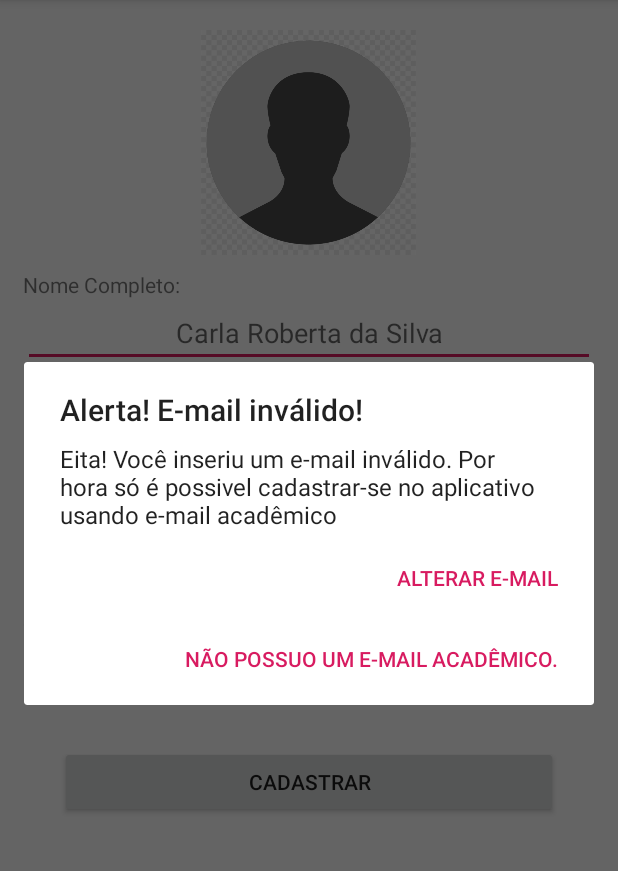
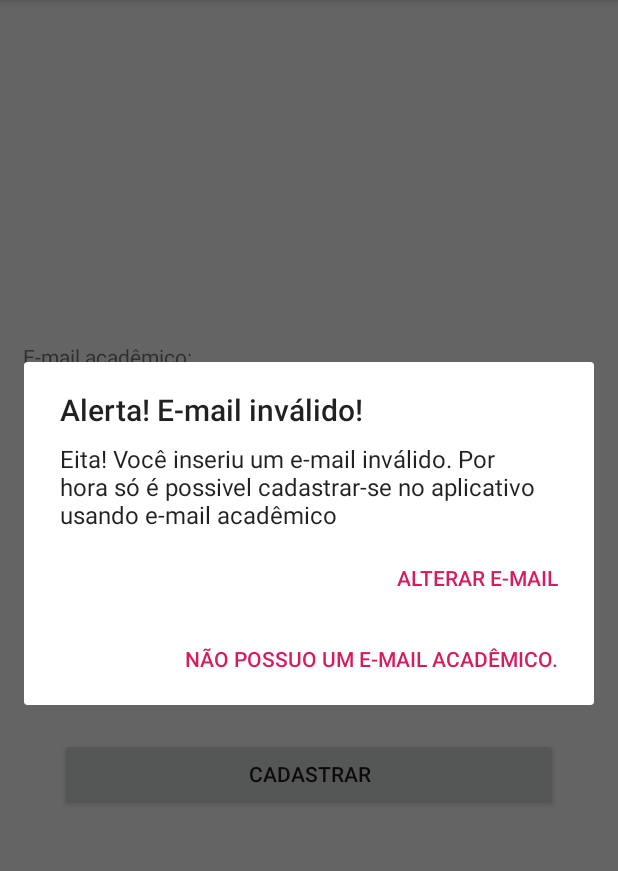
Before and after one commit to claramiranda/MoraCmg, an Android app: the CadastroActivity screen opened directly, with no data from a screen before it, after a tap on "CADASTRAR", on a phone screen of 412 x 824 dp, the part 84-955 px from its top. Run offline under Robolectric (Android 15) with nearby library versions, the light colour scheme and no system bars; our stand-ins replace CircleImageView, Firebase (no records; nobody signed in at launch, a user with empty details on screens opened directly); 1 statement that could not run was skipped.

Commit message:
Inserindo confirmação de email

```diff
--- a/app/src/main/java/br/unicamp/ft/c155041/moracmg/CadastroActivity.java
+++ b/app/src/main/java/br/unicamp/ft/c155041/moracmg/CadastroActivity.java
@@ -2,22 +2,15 @@ package br.unicamp.ft.c155041.moracmg;
 
 import androidx.annotation.NonNull;
 import androidx.appcompat.app.AppCompatActivity;
-import androidx.core.graphics.drawable.RoundedBitmapDrawableFactory;
 
-import android.app.Activity;
 import android.app.AlertDialog;
 import android.content.DialogInterface;
 import android.content.Intent;
 import android.graphics.Bitmap;
 import android.graphics.BitmapFactory;
-import android.graphics.drawable.BitmapDrawable;
-import android.graphics.drawable.Drawable;
-import android.net.Uri;
 import android.os.Bundle;
-import android.provider.MediaStore;
 import android.util.Log;
 import android.view.View;
-import android.widget.ArrayAdapter;
 import android.widget.Button;
 import android.widget.EditText;
 import android.widget.ImageView;
@@ -31,29 +24,20 @@ import com.google.android.gms.tasks.Task;
 import com.google.firebase.auth.AuthResult;
 import com.google.firebase.auth.FirebaseAuth;
 import com.google.firebase.auth.FirebaseUser;
-import com.google.firebase.database.DatabaseReference;
-import com.google.firebase.database.FirebaseDatabase;
-import com.google.firebase.firestore.DocumentReference;
 import com.google.firebase.firestore.FirebaseFirestore;
 
 import java.io.FileNotFoundException;
-import java.io.IOException;
 import java.io.InputStream;
 import java.util.HashMap;
 import java.util.Map;
 
-import static android.provider.MediaStore.Images.Media.EXTERNAL_CONTENT_URI;
-
 public class CadastroActivity extends AppCompatActivity {
 
     public final static String TAG = "CadastroActivity";
-    //public static final int RESULT_LOAD_IMAGE = 1;
 
     private EditText edTxtNome;
     private EditText edTxtEmail;
     private EditText edTxtSenha;
-            Spinner spinner;
-            ImageView imageButton;
     private Button btnCadastrar;
     private Usuario user;
     private AlertDialog.Builder builder;
@@ -67,14 +51,13 @@ public class CadastroActivity extends AppCompatActivity {
     @Override
     protected void onCreate(Bundle savedInstanceState) {
         super.onCreate(savedInstanceState);
-        setContentView(R.layout.fragment_cadastro);
+        setContentView(R.layout.activity_cadastro);
 
         edTxtNome = findViewById(R.id.edTxtNomeCadastro);
         edTxtEmail = findViewById(R.id.edTxtEmailCadastro);
         edTxtSenha = findViewById(R.id.edTxtSenhaCadastro);
         btnCadastrar = findViewById(R.id.btnCadastrarUsuario);
-        spinner = findViewById(R.id.spinnerCursos);
-        imageButton = findViewById(R.id.imageButton);
+        //spinner = findViewById(R.id.spinnerCursos);
 
         //dialog initialization
         builder = new AlertDialog.Builder(this);
@@ -91,35 +74,24 @@ public class CadastroActivity extends AppCompatActivity {
         updateUI(currentUser);
     }
 
-    //TODO implementar crop da imagem
-    @Override
-    public void onActivityResult(int requestCode, int resultCode, Intent data) {
-        if(resultCode == RESULT_OK && requestCode == 1){
-            try {
-                InputStream inputStream = getContentResolver().openInputStream(data.getData());
-                Bitmap bitmap = BitmapFactory.decodeStream(inputStream);
-                imageButton.setImageBitmap(bitmap);
-
-            } catch (FileNotFoundException e) {
-                e.printStackTrace();
-                Log.e("TAG", "Some exception " + e);
-            }
-
-        }
-
-
-    }
 
     /*Métodos Firebase*/
     public void  updateUI(FirebaseUser account){
         if(account != null){
+
             printLog("updateUI:successfull");
+            printToast("Por favor faça login para continuar.");
 
             startActivity(new Intent(this,LoginActivity.class));
+
+            FirebaseAuth.getInstance().signOut();
+            Log.d(TAG,"FirebaseAuth:signOut");
+
+
             finish();
         }else {
             printLog("updateUI:failure");
-            printToast("Erro ao cadastrar usuário.");
+            printToast("Erro ao criar cadastro.");
         }
     }
 
@@ -153,7 +125,6 @@ public class CadastroActivity extends AppCompatActivity {
                 });
     }
 
-    //TODO aqui era uma boa colocar as funções de salvar o usuário no banco sepa ein
     public void createAccount(){
         mAuth.createUserWithEmailAndPassword(this.user.getEmail(), this.user.getSenha())
                 .addOnCompleteListener(this, new OnCompleteListener<AuthResult>() {
@@ -162,11 +133,16 @@ public class CadastroActivity extends AppCompatActivity {
                         if (task.isSuccessful()) {
                             // Sign in success, update UI with the signed-in user's information
                             Log.d(TAG, "createUserWithEmail:success");
+
                             FirebaseUser user = mAuth.getCurrentUser();
+
+                            user.sendEmailVerification();
+
                             updateUI(user);
 
+
                             //funçao salvar usuario no db
-                            addUserOnDatabase();
+                            //addUserOnDatabase();
                         } else {
                             // If sign in fails, display a message to the user.
                             Log.w(TAG, "createUserWithEmail:failure", task.getException());
@@ -183,26 +159,14 @@ public class CadastroActivity extends AppCompatActivity {
     /*Métodos da Classe*/
 
 
-    //TODO implementar metodo ler foto
-    public void selecionarFotoUsuario(View view){
-        printLog("onClick:selecionarFotoUsuario");
-        printToast("onClick:selecionarFotoUsuario");
-
-
-        Intent intent = new Intent(Intent.ACTION_PICK);
-        intent.setType("image/*");
-        startActivityForResult(Intent.createChooser(intent, "Escolha uma foto"),1);
-
-    }
-
     public void onClickCadastrarUsuario(View view){
 
         printLog("onClick:onClickCadastrarUsuario");
 
-        user = new Usuario(edTxtNome.getText().toString(),
+        user = new Usuario(
                 edTxtEmail.getText().toString(),
-                edTxtSenha.getText().toString(),
-                spinner.getSelectedItem().toString());
+                edTxtSenha.getText().toString()
+        );
 
         if (user.getEmail() == null){
             alertaEmailInvalido(view);
@@ -215,7 +179,7 @@ public class CadastroActivity extends AppCompatActivity {
     }
 
     public void alertaEmailInvalido(View v) {
-        //Setting message manually and performing action on button click
+        //Setting message manually and performing action on button clickgetSelectedItem
         builder.setMessage("Eita! Você inseriu um e-mail inválido. Por hora só é possivel cadastrar-se no aplicativo usando e-mail acadêmico")
                 .setCancelable(true)
                 .setPositiveButton("Alterar e-mail", new DialogInterface.OnClickListener() {
@@ -239,10 +203,10 @@ public class CadastroActivity extends AppCompatActivity {
     }
 
     public void printUserOnLog(@org.jetbrains.annotations.NotNull Usuario user){
-        Log.d(TAG, "user.nome=" + user.getNome());
+        //Log.d(TAG, "user.nome=" + user.getNome());
         //Log.d(TAG, "user.ra=" + user.getRa());
         Log.d(TAG, "user.email=" + user.getEmail());
-        Log.d(TAG, "user.curso=" + user.getCurso());
+        //Log.d(TAG, "user.curso=" + user.getCurso());
         Log.d(TAG, "user.senha=" + user.getSenha());
     }
 
--- a/app/src/main/java/br/unicamp/ft/c155041/moracmg/Usuario.java
+++ b/app/src/main/java/br/unicamp/ft/c155041/moracmg/Usuario.java
@@ -10,21 +10,42 @@ import com.google.android.gms.tasks.OnFailureListener;
 import com.google.android.gms.tasks.OnSuccessListener;
 import com.google.firebase.firestore.FirebaseFirestore;
 
+import java.util.Date;
 import java.util.HashMap;
 import java.util.Map;
 
 public class Usuario {
     private final static String TAG = "UsuarioClass";
 
+    private int foto;
     private String nome;
     private String email;
     private String ra;
     private String curso;
     private String senha;
-
+    private String genero;
+    private Date dt_nascimento;
+    private int ano_ingresso;
+    private String apelido;
+    private String cidade_natal;
 
     /* Construtores */
     //Todo construtor completo
+
+
+    public Usuario(String email, String senha) {
+
+        if (this.validaEmailDAC(email)){
+            Log.d(TAG, "validaEmailDAC:successfull");
+            this.email = email;
+        }
+        else{
+            Log.d(TAG, "validaEmailDAC:failure");
+            this.email = null;
+        }
+
+        this.senha = senha;
+    }
 
     public Usuario(String nome, String email, String senha, String curso) {
 
@@ -39,7 +60,6 @@ public class Usuario {
 
         this.nome = nome;
         this.curso = curso;
-        this.senha = senha;
     }
 
     /*Metodos de validação da classe*/
--- /dev/null
+++ b/app/src/main/res/layout/activity_cadastro.xml
@@ -0,0 +1,165 @@
+<?xml version="1.0" encoding="utf-8"?>
+
+    <LinearLayout
+        xmlns:android="http://schemas.android.com/apk/res/android"
+        xmlns:app="http://schemas.android.com/apk/res-auto"
+        xmlns:tools="http://schemas.android.com/tools"
+
+        android:layout_width="match_parent"
+        android:layout_height="match_parent"
+        android:gravity="center_vertical"
+        >
+
+    <ScrollView android:id="@+id/ScrollViewCadastro"
+        android:layout_width="match_parent"
+        android:layout_height="wrap_content"
+        xmlns:android="http://schemas.android.com/apk/res/android">
+
+        <LinearLayout
+            android:layout_width="match_parent"
+            android:layout_height="match_parent"
+            android:orientation="vertical"
+            >
+
+
+
+        <!--
+        <ImageView
+            android:id="@+id/imageButton"
+            android:layout_width="150dp"
+            android:layout_height="150dp"
+            android:layout_marginTop="20dp"
+            android:layout_marginBottom="10dp"
+            android:onClick="selecionarFotoUsuario"
+            android:src="@drawable/user"
+           />
+           -->
+
+        <!--<android.support.constraint.ConstraintLayout
+            android:layout_width="wrap_content"
+            android:gravity="center_horizontal"
+            android:layout_height="wrap_content">
+
+            <de.hdodenhof.circleimageview.CircleImageView
+                android:id="@+id/imagemUsuario"
+                android:layout_width="150dp"
+                android:layout_height="150dp"
+                app:layout_constraintBottom_toBottomOf="@+id/btnPhotoCadastro"
+                app:layout_constraintEnd_toEndOf="@+id/btnPhotoCadastro"
+                app:layout_constraintTop_toTopOf="@+id/btnPhotoCadastro" />
+
+            <Button
+                android:layout_width="150dp"
+                android:layout_height="150dp"
+                android:background="@drawable/bg_image_button"
+                android:id="@+id/btnPhotoCadastro"
+                android:text="Selecionar foto"/>
+        </android.support.constraint.ConstraintLayout>-->
+
+
+
+        <LinearLayout
+            android:layout_marginBottom="10dp"
+            android:layout_width="match_parent"
+            android:layout_height="wrap_content"
+            android:orientation="vertical"
+            android:layout_marginLeft="15dp"
+            android:layout_marginRight="15dp">
+            <TextView
+                android:layout_width="wrap_content"
+                android:layout_height="wrap_content"
+                android:text="E-mail acadêmico:"
+                />
+            <EditText
+                android:layout_width="match_parent"
+                android:layout_height="wrap_content"
+                android:hint="c123456@dac.unicamp.br"
+                android:textAlignment="center"
+                android:id="@+id/edTxtEmailCadastro"
+                />
+        </LinearLayout>
+
+        <LinearLayout
+            android:layout_width="match_parent"
+            android:layout_height="wrap_content"
+            android:orientation="vertical"
+            android:layout_marginLeft="15dp"
+            android:layout_marginRight="15dp"
+            android:layout_marginBottom="10dp">
+            <TextView
+                android:layout_width="wrap_content"
+                android:layout_height="wrap_content"
+                android:text="Escolha sua senha:"
+                />
+
+            <EditText
+                android:layout_width="match_parent"
+                android:layout_height="wrap_content"
+                android:inputType="textPassword"
+                android:textAlignment="center"
+                android:hint="s3Nh@_mU1t0_S3gUr4"
+                android:id="@+id/edTxtSenhaCadastro"
+                />
+
+            </LinearLayout>
+
+            <LinearLayout
+                android:layout_width="match_parent"
+                android:layout_height="wrap_content"
+                android:orientation="vertical"
+                android:layout_marginLeft="15dp"
+                android:layout_marginRight="15dp"
+                android:layout_marginBottom="10dp">
+                <TextView
+                    android:layout_width="wrap_content"
+                    android:layout_height="wrap_content"
+                    android:text="Confirme sua senha:"
+                    />
+                <EditText
+                    android:layout_width="match_parent"
+                    android:layout_height="wrap_content"
+                    android:hint="s3Nh@_mU1t0_S3gUr4"
+                    android:textAlignment="center"
+                    android:id="@+id/edTxtNomeCadastro"
+                    />
+            </LinearLayout>
+
+        <!--
+        <LinearLayout
+            android:layout_width="match_parent"
+            android:layout_height="wrap_content"
+            android:orientation="vertical"
+            android:layout_marginLeft="15dp"
+            android:layout_marginRight="15dp"
+            android:layout_marginBottom="10dp">
+
+            <TextView
+                android:layout_width="wrap_content"
+                android:layout_height="wrap_content"
+                android:text="Selecione seu curso:"
+                />
+
+            <Spinner
+                android:layout_width="match_parent"
+                android:layout_height="wrap_content"
+                android:id="@+id/spinnerCursos"
+                android:entries="@array/spinner_cursos"
+                />
+        </LinearLayout>
+        -->
+
+
+        <Button
+            android:layout_width="match_parent"
+            android:layout_height="wrap_content"
+            android:layout_marginRight="40dp"
+            android:layout_marginLeft="40dp"
+            android:layout_marginTop="40dp"
+            android:text="Cadastrar"
+            android:onClick="onClickCadastrarUsuario"
+            android:id="@+id/btnCadastrarUsuario"
+            />
+        </LinearLayout>
+
+    </ScrollView>
+</LinearLayout>
--- a/app/src/main/res/layout/fragment_cadastro.xml
+++ /dev/null
@@ -1,143 +0,0 @@
-<?xml version="1.0" encoding="utf-8"?>
-<LinearLayout xmlns:android="http://schemas.android.com/apk/res/android"
-    xmlns:app="http://schemas.android.com/apk/res-auto"
-    xmlns:tools="http://schemas.android.com/tools"
-    android:orientation="vertical"
-    android:layout_width="match_parent"
-    android:layout_height="match_parent"
-    android:gravity="center_horizontal">
-
-    <!-- TODO: Mascara redonda na img -->
-    <ImageView
-        android:id="@+id/imageButton"
-        android:layout_width="150dp"
-        android:layout_height="150dp"
-        android:layout_marginTop="20dp"
-        android:layout_marginBottom="10dp"
-        android:onClick="selecionarFotoUsuario"
-        android:src="@drawable/user"
-       />
-
-    <!--<android.support.constraint.ConstraintLayout
-        android:layout_width="wrap_content"
-        android:gravity="center_horizontal"
-        android:layout_height="wrap_content">
-
-        <de.hdodenhof.circleimageview.CircleImageView
-            android:id="@+id/imagemUsuario"
-            android:layout_width="150dp"
-            android:layout_height="150dp"
-            app:layout_constraintBottom_toBottomOf="@+id/btnPhotoCadastro"
-            app:layout_constraintEnd_toEndOf="@+id/btnPhotoCadastro"
-            app:layout_constraintTop_toTopOf="@+id/btnPhotoCadastro" />
-
-        <Button
-            android:layout_width="150dp"
-            android:layout_height="150dp"
-            android:background="@drawable/bg_image_button"
-            android:id="@+id/btnPhotoCadastro"
-            android:text="Selecionar foto"/>
-    </android.support.constraint.ConstraintLayout>-->
-
-
-    <LinearLayout
-        android:layout_width="match_parent"
-        android:layout_height="wrap_content"
-        android:orientation="vertical"
-        android:layout_marginLeft="15dp"
-        android:layout_marginRight="15dp"
-        android:layout_marginBottom="10dp">
-        <TextView
-            android:layout_width="wrap_content"
-            android:layout_height="wrap_content"
-            android:text="Nome Completo:"
-            />
-        <EditText
-            android:layout_width="match_parent"
-            android:layout_height="wrap_content"
-            android:hint="Carla Roberta da Silva"
-            android:textAlignment="center"
-            android:id="@+id/edTxtNomeCadastro"
-            />
-    </LinearLayout>
-
-    <LinearLayout
-        android:layout_marginBottom="10dp"
-        android:layout_width="match_parent"
-        android:layout_height="wrap_content"
-        android:orientation="vertical"
-        android:layout_marginLeft="15dp"
-        android:layout_marginRight="15dp">
-        <TextView
-            android:layout_width="wrap_content"
-            android:layout_height="wrap_content"
-            android:text="E-mail acadêmico:"
-            />
-        <EditText
-            android:layout_width="match_parent"
-            android:layout_height="wrap_content"
-            android:hint="c123456@dac.unicamp.br"
-            android:textAlignment="center"
-            android:id="@+id/edTxtEmailCadastro"
-            />
-    </LinearLayout>
-
-    <LinearLayout
-        android:layout_width="match_parent"
-        android:layout_height="wrap_content"
-        android:orientation="vertical"
-        android:layout_marginLeft="15dp"
-        android:layout_marginRight="15dp"
-        android:layout_marginBottom="10dp">
-        <TextView
-            android:layout_width="wrap_content"
-            android:layout_height="wrap_content"
-            android:text="Digite sua senha:"
-            />
-
-        <EditText
-            android:layout_width="match_parent"
-            android:layout_height="wrap_content"
-            android:inputType="textPassword"
-            android:textAlignment="center"
-            android:hint="s3Nh@_mU1t0_S3gUr4"
-            android:id="@+id/edTxtSenhaCadastro"
-            />
-
-        </LinearLayout>
-
-    <LinearLayout
-        android:layout_width="match_parent"
-        android:layout_height="wrap_content"
-        android:orientation="vertical"
-        android:layout_marginLeft="15dp"
-        android:layout_marginRight="15dp"
-        android:layout_marginBottom="10dp">
-
-        <TextView
-            android:layout_width="wrap_content"
-            android:layout_height="wrap_content"
-            android:text="Selecione seu curso:"
-            />
-
-        <Spinner
-            android:layout_width="match_parent"
-            android:layout_height="wrap_content"
-            android:id="@+id/spinnerCursos"
-            android:entries="@array/spinner_cursos"
-            />
-    </LinearLayout>
-
-
-    <Button
-        android:layout_width="match_parent"
-        android:layout_height="wrap_content"
-        android:layout_marginRight="40dp"
-        android:layout_marginLeft="40dp"
-        android:layout_marginTop="40dp"
-        android:text="Cadastrar"
-        android:onClick="onClickCadastrarUsuario"
-        android:id="@+id/btnCadastrarUsuario"
-        />
-
-</LinearLayout>
--- a/app/src/main/res/values/strings.xml
+++ b/app/src/main/res/values/strings.xml
@@ -40,21 +40,41 @@
     <string-array name="spinner_cursos">
         <item>Análise de Sistemas</item>
         <item>Sistemas de Informação</item>
-        <item>Engenharia Ambiental</item>
-        <item>Engenharia Telecomunicações</item>
-        <item>Engenharia Transportes</item>
+        <item>Eng. Ambiental</item>
+        <item>Eng. Telecomunicações</item>
+        <item>Eng. Transportes</item>
         <item>Controle Ambiental</item>
         <item>Construção Civil</item>
-        <item>Pós-Graduação</item>
+        <item>Administração</item>
+        <item>Administração Pública</item>
+        <item>Ciências do Esporte</item>
+        <item>Nutrição</item>
+        <item>Eng. Manufatura</item>
+        <item>Eng. Produção</item>
+        <item>Mestrado</item>
+        <item>Doutorado</item>
+        <item>Especialização</item>
+        <item>Outro</item>
     </string-array>
 
 
 
     <string-array name="spinnerTipoVagas">
-        <item>Ver Todas</item>
-        <item>Temporária</item>
-        <item>Definitiva</item>
+    <item>Ver Todas</item>
+    <item>Temporária</item>
+    <item>Definitiva</item>
+</string-array>
+
+    <string-array name="spinnerAno">
+        <item>2020</item>
+        <item>2019</item>
+        <item>2018</item>
+        <item>2017</item>
+        <item>2016</item>
+        <item>2015</item>
+        <item>2014</item>
+        <item>2013</item>
+        <item>outro</item>
     </string-array>
 
-
 </resources>
--- a/build.gradle
+++ b/build.gradle
@@ -7,7 +7,7 @@ buildscript {
 
     }
     dependencies {
-        classpath 'com.android.tools.build:gradle:3.5.2'
+        classpath 'com.android.tools.build:gradle:3.5.3'
 
         //Firebase
         classpath 'com.google.gms:google-services:4.3.2'
```
Also changed, not shown: app/src/main/java/br/unicamp/ft/c155041/moracmg/DatabaseHandler.java (added, +30 -0 lines), app/src/main/java/br/unicamp/ft/c155041/moracmg/Logger.java (added, +9 -0 lines), app/src/main/java/br/unicamp/ft/c155041/moracmg/LoginActivity.java (+20 -2 lines), app/src/main/java/br/unicamp/ft/c155041/moracmg/ui/perfil/PerfilFragment.java (+32 -22 lines), app/src/main/res/layout/fragment_perfil.xml (+94 -71 lines).
